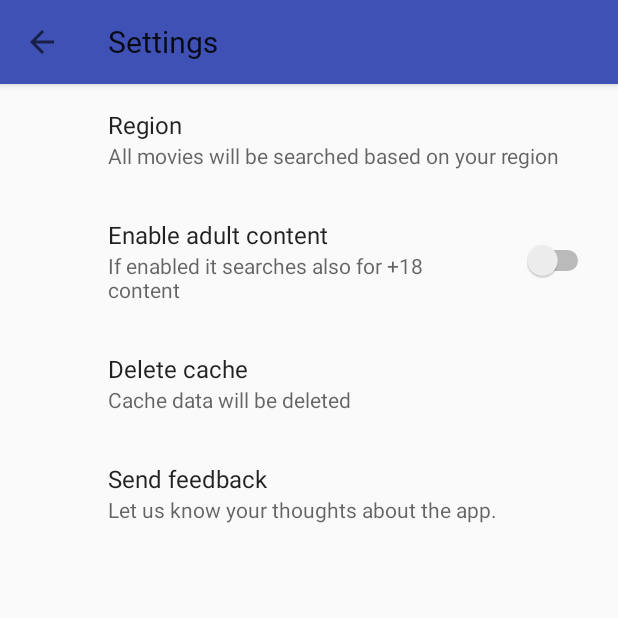
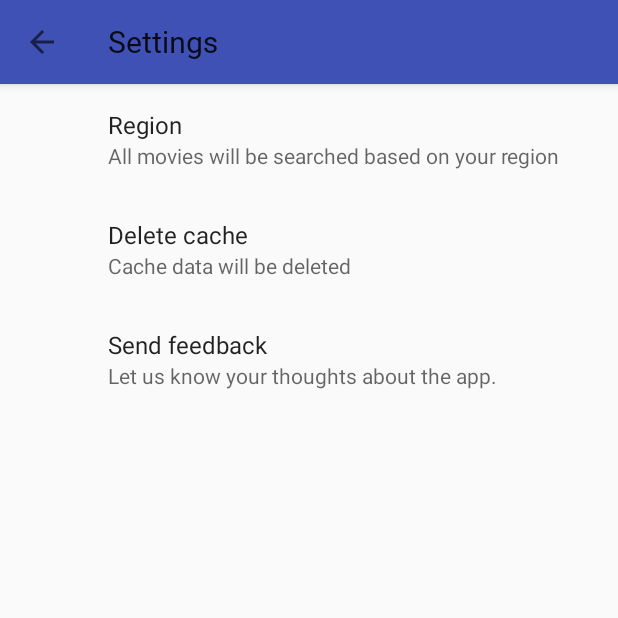
Before and after one commit to Dannyang27/Kino, an Android app: the MySettingFragment screen opened directly, with no data from a screen before it, on a phone screen of 412 x 824 dp, the top half of it. Run offline under Robolectric (Android 15) with nearby library versions, the phone set to English and light mode, and no system bars; our stand-ins replace androidx.preference.

Commit message:
Adult content removed

```diff
--- a/app/src/main/java/com/example/ledannyyang/movies/MySettingFragment.kt
+++ b/app/src/main/java/com/example/ledannyyang/movies/MySettingFragment.kt
@@ -4,19 +4,16 @@ import android.os.Bundle
 import androidx.preference.ListPreference
 import androidx.preference.Preference
 import androidx.preference.PreferenceFragmentCompat
-import androidx.preference.SwitchPreference
 import org.jetbrains.anko.toast
 
 class MySettingFragment : PreferenceFragmentCompat(){
     private lateinit var region: ListPreference
-    private lateinit var adultSwitch: SwitchPreference
     private lateinit var deleteCache: Preference
     private lateinit var sendFeedback: Preference
 
     override fun onCreatePreferences(savedInstanceState: Bundle?, rootKey: String?) {
         setPreferencesFromResource(R.xml.preference_setting, rootKey)
         region = findPreference("region") as ListPreference
-        adultSwitch = findPreference("adultContent") as SwitchPreference
         deleteCache = findPreference("cache") as Preference
         sendFeedback = findPreference("feedback") as Preference
 
@@ -25,12 +22,8 @@ class MySettingFragment : PreferenceFragmentCompat(){
             true
         }
 
-        adultSwitch.setOnPreferenceClickListener {
-            adultSwitch.context.toast(getString(R.string.restartApp))
-            true
-        }
-
         deleteCache.setOnPreferenceClickListener {
+            deleteCache.context.cacheDir.deleteRecursively()
             deleteCache.context.toast(getString(R.string.deleteCache))
             true
         }
--- a/app/src/main/res/xml/preference_setting.xml
+++ b/app/src/main/res/xml/preference_setting.xml
@@ -10,14 +10,6 @@
         android:title="@string/region"
         android:summary="@string/region_summary"
         android:layout="@layout/font_layout"
-        app:allowDividerAbove="false"
-        app:allowDividerBelow="false"/>
-
-    <SwitchPreference
-        android:defaultValue="false"
-        android:key="adultContent"
-        android:title="@string/adultContent"
-        android:summary="@string/adultContent_summary"
         app:allowDividerAbove="false"
         app:allowDividerBelow="false"/>
 
```
